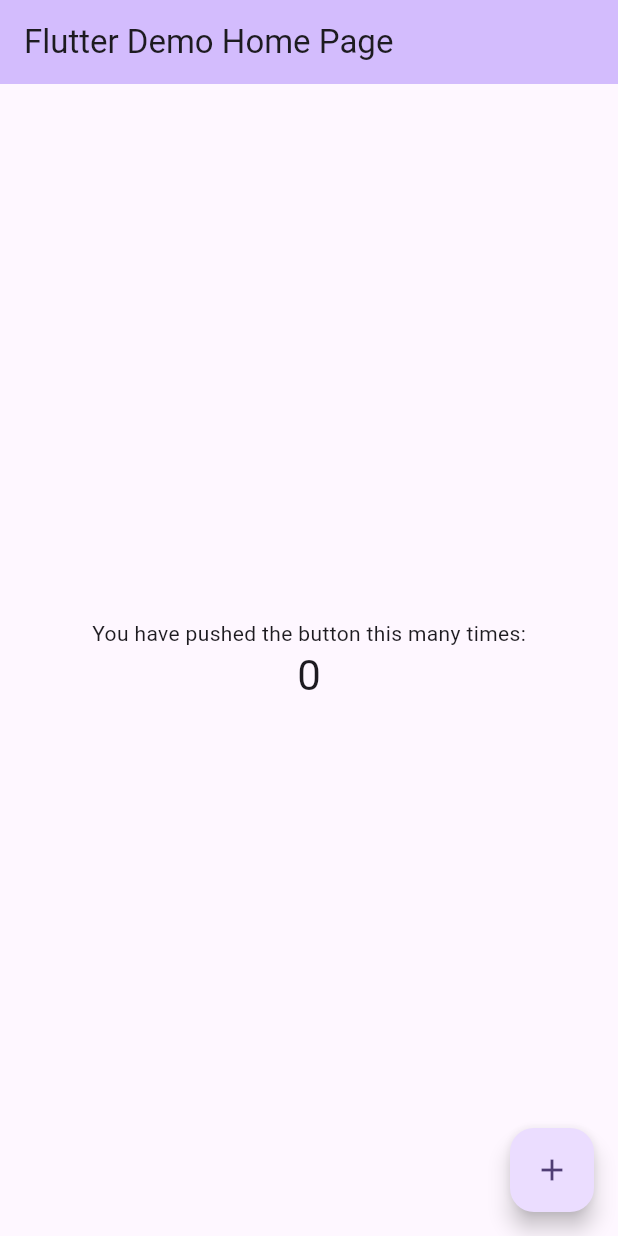
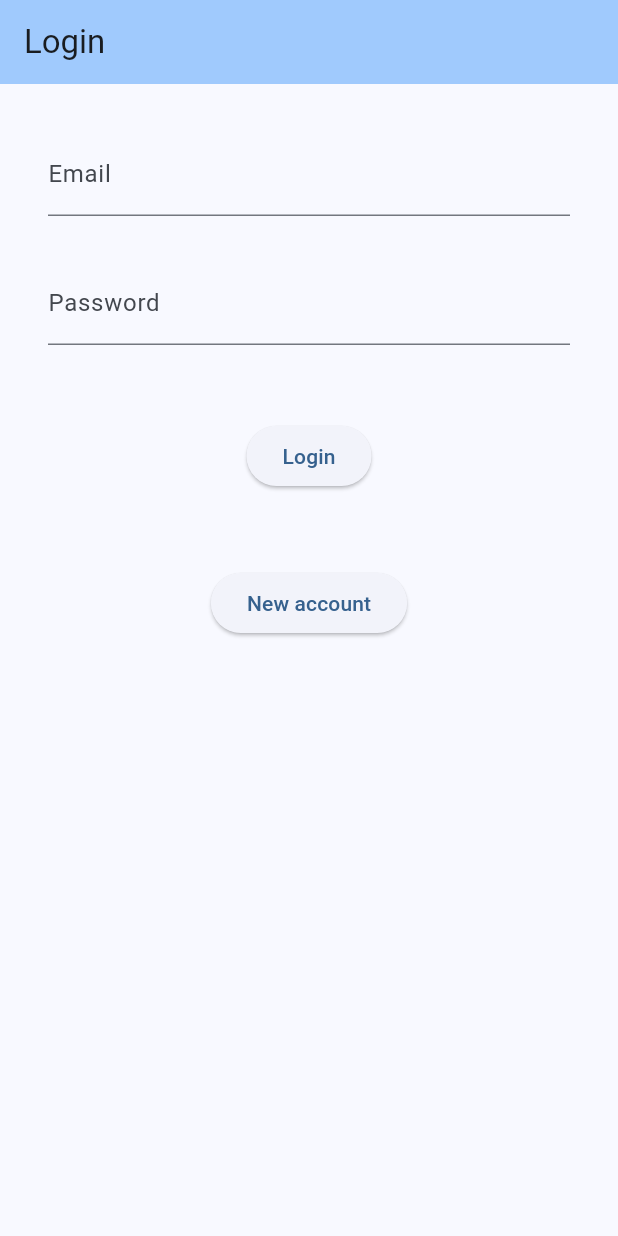
Before and after one commit to JavierKuri/socialapp, a Flutter app: the screen it shows after launch, on a phone screen of 412 x 824 dp. Run offline on Flutter 3.47's test engine with Material 3 defaults, Android fonts, the light colour scheme and no system bars; our stand-ins replace image_picker.

Commit message:
Added basic frontend for login and signup pages

```diff
--- a/socialapp/lib/main.dart
+++ b/socialapp/lib/main.dart
@@ -1,4 +1,9 @@
 import 'package:flutter/material.dart';
+import 'package:http/http.dart' as http;
+import 'dart:convert';
+import 'PostsHomePage.dart';
+//import 'globals.dart';
+import 'SignupPage.dart';
 
 void main() {
   runApp(const MyApp());
@@ -6,48 +11,21 @@
 
 class MyApp extends StatelessWidget {
   const MyApp({super.key});
-
-  // This widget is the root of your application.
   @override
   Widget build(BuildContext context) {
     return MaterialApp(
-      title: 'Flutter Demo',
+      title: 'Social App',
       theme: ThemeData(
-        // This is the theme of your application.
-        //
-        // TRY THIS: Try running your application with "flutter run". You'll see
-        // the application has a purple toolbar. Then, without quitting the app,
-        // try changing the seedColor in the colorScheme below to Colors.green
-        // and then invoke "hot reload" (save your changes or press the "hot
-        // reload" button in a Flutter-supported IDE, or press "r" if you used
-        // the command line to start the app).
-        //
-        // Notice that the counter didn't reset back to zero; the application
-        // state is not lost during the reload. To reset the state, use hot
-        // restart instead.
-        //
-        // This works for code too, not just values: Most code changes can be
-        // tested with just a hot reload.
-        colorScheme: ColorScheme.fromSeed(seedColor: Colors.deepPurple),
+        colorScheme: ColorScheme.fromSeed(seedColor: Colors.blue),
         useMaterial3: true,
       ),
-      home: const MyHomePage(title: 'Flutter Demo Home Page'),
+      home: const MyHomePage(title: 'Login'),
     );
   }
 }
 
 class MyHomePage extends StatefulWidget {
   const MyHomePage({super.key, required this.title});
-
-  // This widget is the home page of your application. It is stateful, meaning
-  // that it has a State object (defined below) that contains fields that affect
-  // how it looks.
-
-  // This class is the configuration for the state. It holds the values (in this
-  // case the title) provided by the parent (in this case the App widget) and
-  // used by the build method of the State. Fields in a Widget subclass are
-  // always marked "final".
-
   final String title;
 
   @override
@@ -55,71 +33,86 @@
 }
 
 class _MyHomePageState extends State<MyHomePage> {
-  int _counter = 0;
+  final TextEditingController _emailController = TextEditingController();
+  final TextEditingController _passwordController = TextEditingController();
 
-  void _incrementCounter() {
-    setState(() {
-      // This call to setState tells the Flutter framework that something has
-      // changed in this State, which causes it to rerun the build method below
-      // so that the display can reflect the updated values. If we changed
-      // _counter without calling setState(), then the build method would not be
-      // called again, and so nothing would appear to happen.
-      _counter++;
-    });
+  Future<void> login() async {
+    final response = await http.post(
+      Uri.parse('loginuri'),
+      body: {
+        'correo': _emailController.text,
+        'contra': _passwordController.text,
+      },
+    );
+
+    if (response.statusCode == 200) {
+      final data = jsonDecode(response.body);
+      if (data['success'] == true) {
+        int id_usuario = data['id_usuario'];
+        // Navigate to HomeScreen on success
+        Navigator.pushReplacement(
+          context,
+          MaterialPageRoute(builder: (context) => const PostsHomePage(title: "Home")),
+        );
+      } else {
+        // Show login failed message
+        ScaffoldMessenger.of(context).showSnackBar(
+          SnackBar(content: Text(data['message'])),
+        );
+      }
+    } else {
+      // Server or network error
+      ScaffoldMessenger.of(context).showSnackBar(
+        const SnackBar(content: Text('Server error. Please try again later.')),
+      );
+    }
   }
 
   @override
   Widget build(BuildContext context) {
-    // This method is rerun every time setState is called, for instance as done
-    // by the _incrementCounter method above.
-    //
-    // The Flutter framework has been optimized to make rerunning build methods
-    // fast, so that you can just rebuild anything that needs updating rather
-    // than having to individually change instances of widgets.
     return Scaffold(
       appBar: AppBar(
-        // TRY THIS: Try changing the color here to a specific color (to
-        // Colors.amber, perhaps?) and trigger a hot reload to see the AppBar
-        // change color while the other colors stay the same.
         backgroundColor: Theme.of(context).colorScheme.inversePrimary,
-        // Here we take the value from the MyHomePage object that was created by
-        // the App.build method, and use it to set our appbar title.
         title: Text(widget.title),
       ),
-      body: Center(
-        // Center is a layout widget. It takes a single child and positions it
-        // in the middle of the parent.
+      body: ListView(
+        children: [
+          Padding(
+            padding: const EdgeInsets.all(32),
+            child:
+              Center(
                 child: Column(
-          // Column is also a layout widget. It takes a list of children and
-          // arranges them vertically. By default, it sizes itself to fit its
-          // children horizontally, and tries to be as tall as its parent.
-          //
-          // Column has various properties to control how it sizes itself and
-          // how it positions its children. Here we use mainAxisAlignment to
-          // center the children vertically; the main axis here is the vertical
-          // axis because Columns are vertical (the cross axis would be
-          // horizontal).
-          //
-          // TRY THIS: Invoke "debug painting" (choose the "Toggle Debug Paint"
-          // action in the IDE, or press "p" in the console), to see the
-          // wireframe for each widget.
                   mainAxisAlignment: MainAxisAlignment.center,
                   children: <Widget>[
-            const Text(
-              'You have pushed the button this many times:',
+                    TextField(
+                      controller: _emailController,
+                      decoration: InputDecoration(
+                        labelText: "Email"
                       ),
-            Text(
-              '$_counter',
-              style: Theme.of(context).textTheme.headlineMedium,
+                    ),
+                    const SizedBox(height: 30),
+                    TextField(
+                      controller: _passwordController,
+                      obscureText: true,
+                      decoration: InputDecoration(
+                        labelText: "Password"
+                      ),
+                    ),
+                    const SizedBox(height: 50),
+                    ElevatedButton(onPressed: login, child: Text("Login")),
+                    const SizedBox(height: 50),
+                    ElevatedButton(onPressed: () {
+                      Navigator.push(
+                        context,
+                        MaterialPageRoute(builder: (context) => SignupPage(title: 'Sign up')),
+                      );
+                    }, child: Text("New account")),
+                  ],
+                ),
+              ),
           ),
         ],
       ),
-      ),
-      floatingActionButton: FloatingActionButton(
-        onPressed: _incrementCounter,
-        tooltip: 'Increment',
-        child: const Icon(Icons.add),
-      ), // This trailing comma makes auto-formatting nicer for build methods.
     );
   }
 }
--- a/socialapp/pubspec.yaml
+++ b/socialapp/pubspec.yaml
@@ -30,6 +30,8 @@ environment:
 dependencies:
   flutter:
     sdk: flutter
+  http: ^0.13.6
+  image_picker: ^1.1.2
 
 
   # The following adds the Cupertino Icons font to your application.
```
Also changed, not shown: socialapp/lib/PostsHomePage.dart (added, +20 -0 lines), socialapp/lib/SignupPage.dart (added, +161 -0 lines), socialapp/pubspec.lock, 5 other files. Lines whose indentation alone changed are shown as unchanged.
